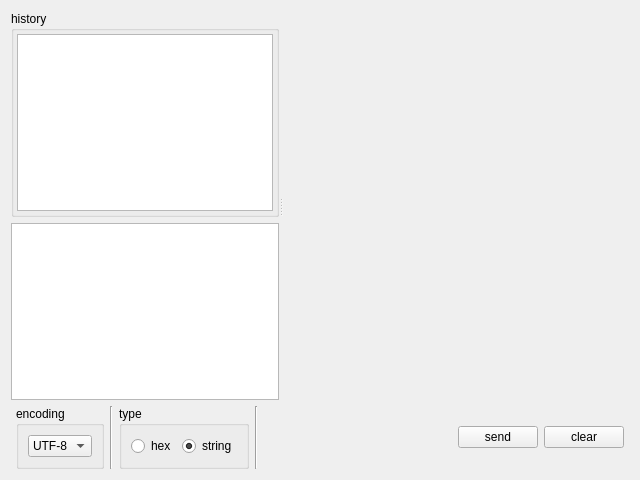
Before: the Qt Designer form CommunicationAssistant/textbrowsesend.ui in fuxiruo/fuxiruo-and-Qt, drawn with Qt 5.
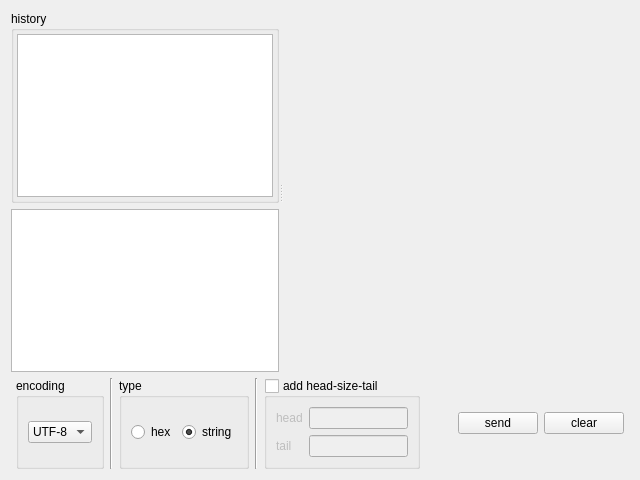
After: the same form once the commit is applied. Custom widgets are drawn as their Qt base class.

The edit to the form file:
```diff
--- a/CommunicationAssistant/textbrowsesend.ui
+++ b/CommunicationAssistant/textbrowsesend.ui
@@ -19,7 +19,7 @@
      <property name="orientation">
       <enum>Qt::Horizontal</enum>
      </property>
-     <widget class="QWidget" name="">
+     <widget class="QWidget" name="layoutWidget">
       <layout class="QVBoxLayout" name="verticalLayout">
        <item>
         <widget class="QGroupBox" name="groupBox_2">
@@ -160,6 +160,41 @@
        </property>
       </widget>
      </item>
+     <item>
+      <widget class="QGroupBox" name="groupBox_add_headSizeTail">
+       <property name="title">
+        <string>add head-size-tail</string>
+       </property>
+       <property name="checkable">
+        <bool>true</bool>
+       </property>
+       <property name="checked">
+        <bool>false</bool>
+       </property>
+       <layout class="QGridLayout" name="gridLayout_3">
+        <item row="0" column="0">
+         <widget class="QLabel" name="label">
+          <property name="text">
+           <string>head</string>
+          </property>
+         </widget>
+        </item>
+        <item row="0" column="1" colspan="2">
+         <widget class="QLineEdit" name="lineEdit_head"/>
+        </item>
+        <item row="1" column="0">
+         <widget class="QLabel" name="label_2">
+          <property name="text">
+           <string>tail</string>
+          </property>
+         </widget>
+        </item>
+        <item row="1" column="1" colspan="2">
+         <widget class="QLineEdit" name="lineEdit_tail"/>
+        </item>
+       </layout>
+      </widget>
+     </item>
      <item>
       <spacer name="horizontalSpacer_2">
        <property name="orientation">
```
Left out of the diff: 3 changed lines with no effect on the pictures.
